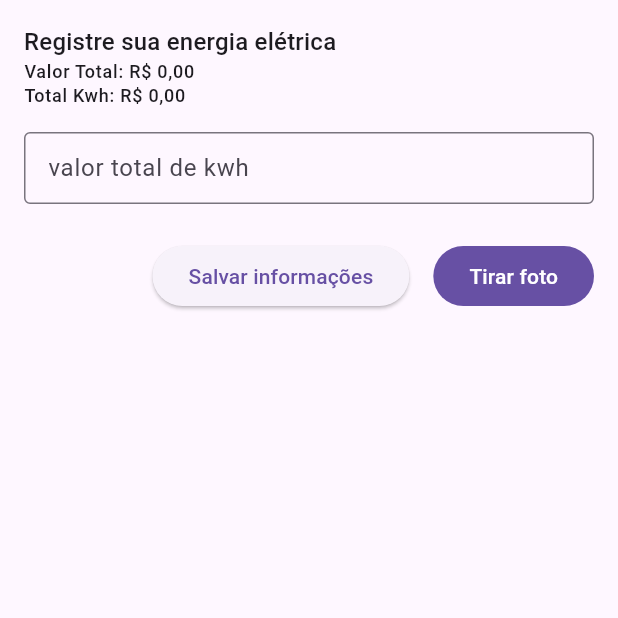
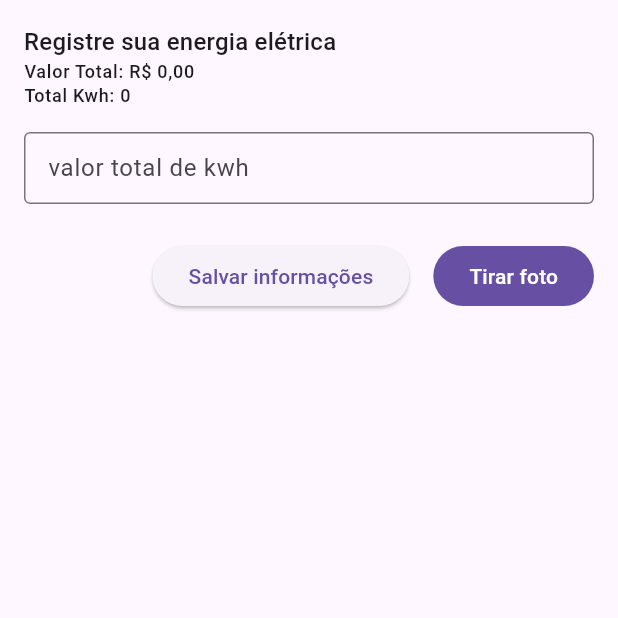
Before and after one commit to arielsardinha/flutter_my_light_app, a Flutter app: the screen it shows after launch, after a tap on "Salvar informações", on a phone screen of 412 x 824 dp, the top half of it. Run offline on Flutter 3.47's test engine with Material 2 defaults, Android fonts, the phone set to English and light mode, and no system bars; our stand-ins replace image_picker, shared_preferences; missing offline and left inert: validatorless.

```diff
--- a/lib/main.dart
+++ b/lib/main.dart
@@ -47,7 +47,7 @@ class _HomePageState extends State<HomePage>
   late final textTheme = Theme.of(context).textTheme;
   File? imageInFile;
   final valorTotal = ValueNotifier(0.0);
-  final valorTotalKwh = ValueNotifier(0.0);
+  final valorTotalKwh = ValueNotifier(0);
   late final size = MediaQuery.sizeOf(context);
 
   final leituras = ValueNotifier(<LeituraModel>[]);
@@ -111,7 +111,7 @@ class _HomePageState extends State<HomePage>
           leituraAtual: leitura, leituraAnterior: previousleitura);
       somaKwh += currentValue;
     }
-    valorTotalKwh.value = somaKwh;
+    valorTotalKwh.value = somaKwh.toInt();
     final valorTotalFatura = calcularValorTotalFatura(somaKwh);
 
     valorTotal.value = valorTotalFatura;
@@ -222,7 +222,7 @@ class _HomePageState extends State<HomePage>
                             style: textTheme.labelMedium,
                           ),
                           Text(
-                            'Total Kwh: ${formatCurrencyEuro(valorTotalKwh.value)}',
+                            'Total Kwh: ${valorTotalKwh.value}',
                             style: textTheme.labelMedium,
                           ),
                         ],
```
